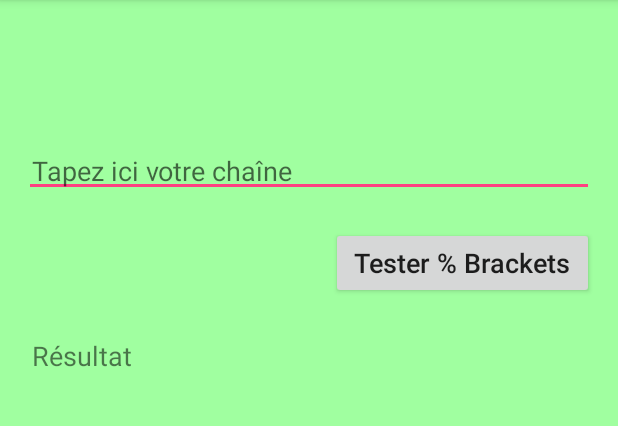
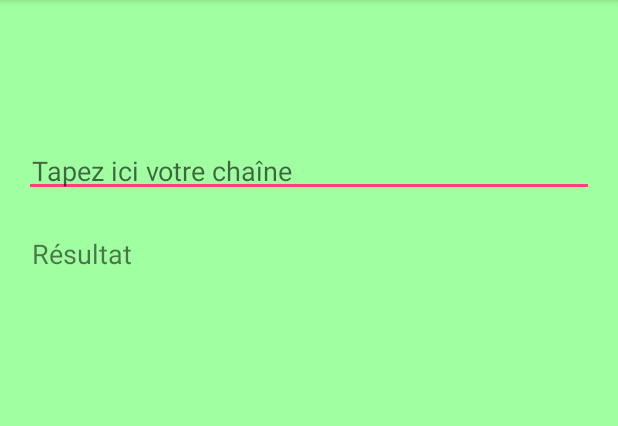
Before and after one commit to JeromedC34/Spike, an Android app: the BracketsActivity screen opened directly, with no data from a screen before it, on a phone screen of 412 x 824 dp, the part 84-510 px from its top. Run offline under Robolectric (Android 15) with nearby library versions, the phone set to English and light mode, and no system bars.

Commit message:
remove button / brackets activity + use strings in all sub activities

```diff
--- a/app/src/main/java/com/jerome/spike/BracketsActivity.java
+++ b/app/src/main/java/com/jerome/spike/BracketsActivity.java
@@ -2,8 +2,8 @@ package com.jerome.spike;
 
 import android.support.v7.app.AppCompatActivity;
 import android.os.Bundle;
+import android.view.KeyEvent;
 import android.view.View;
-import android.widget.Button;
 import android.widget.EditText;
 import android.widget.TextView;
 
@@ -16,14 +16,16 @@ public class BracketsActivity extends AppCompatActivity {
 
         final TextView textView = (TextView) findViewById(R.id.text_brackets);
         final EditText editText = (EditText) findViewById(R.id.edit_text_brackets);
-        Button button = (Button) findViewById(R.id.button_brackets);
 
-        button.setOnClickListener(new View.OnClickListener() {
+        editText.setOnKeyListener(new View.OnKeyListener() {
             @Override
-            public void onClick(View v) {
+            public boolean onKey(View v, int keyCode, KeyEvent event) {
                 Brackets myBrackets = new Brackets();
                 String inputText = editText.getText().toString();
-                textView.setText("Check brackets: " + myBrackets.check(inputText) + "\n");
+                textView.setText(
+                        BracketsActivity.this.getResources().getString(R.string.brackets_start_result) +
+                                " " + myBrackets.check(inputText) + "\n");
+                return false;
             }
         });
     }
--- a/app/src/main/java/com/jerome/spike/FibonacciActivity.java
+++ b/app/src/main/java/com/jerome/spike/FibonacciActivity.java
@@ -23,7 +23,9 @@ public class FibonacciActivity extends AppCompatActivity {
             public void onClick(View v) {
                 Fibonacci myFibonacci = new Fibonacci();
                 String inputText = editText.getText().toString();
-                textView.setText("Get Fibonacci: " + myFibonacci.get(Integer.valueOf(inputText)) + "\n");
+                textView.setText(
+                        FibonacciActivity.this.getResources().getString(R.string.fibonacci_start_result) +
+                        " " + myFibonacci.get(Integer.valueOf(inputText)) + "\n");
             }
         });
     }
--- a/app/src/main/java/com/jerome/spike/ScrambleActivity.java
+++ b/app/src/main/java/com/jerome/spike/ScrambleActivity.java
@@ -23,7 +23,9 @@ public class ScrambleActivity extends AppCompatActivity {
             public void onClick(View v) {
                 Scramble myScramble = new Scramble();
                 String inputText = editText.getText().toString();
-                textView.setText("Get Scramble: " + myScramble.scrambleTextWords(inputText) + "\n");
+                textView.setText(
+                        ScrambleActivity.this.getResources().getString(R.string.scramble_start_result) +
+                                " " + myScramble.scrambleTextWords(inputText) + "\n");
             }
         });
     }
--- a/app/src/main/res/layout/activity_brackets.xml
+++ b/app/src/main/res/layout/activity_brackets.xml
@@ -23,20 +23,6 @@
         android:textSize="18sp"
         android:hint="@string/brackets_input" />
 
-    <Button
-        android:id="@+id/button_brackets"
-        android:layout_width="wrap_content"
-        android:layout_height="wrap_content"
-        android:paddingBottom="@dimen/my_default_padding"
-        android:paddingLeft="15dp"
-        android:paddingRight="15dp"
-        android:paddingTop="@dimen/my_default_padding"
-        android:layout_gravity="end"
-        android:layout_marginBottom="20dp"
-        android:textAllCaps="false"
-        android:textSize="18sp"
-        android:text="@string/brackets_action" />
-
     <TextView
         android:id="@+id/text_brackets"
         android:layout_width="match_parent"
--- a/app/src/main/res/values/strings.xml
+++ b/app/src/main/res/values/strings.xml
@@ -5,14 +5,18 @@
     <string name="action_fibonacci">Fibonacci</string>
     <string name="action_scramble">Scramble</string>
     <string name="palindrome_input">Tapez ici votre chaîne</string>
+    <string name="palindrome_start1_result">Is palindrome (%s)?</string>
+    <string name="palindrome_start2_result">Reverse (%s):</string>
     <string name="palindrome_result">Résultat</string>
     <string name="brackets_input">Tapez ici votre chaîne</string>
-    <string name="brackets_action">Tester % Brackets</string>
+    <string name="brackets_start_result">Check brackets:</string>
     <string name="brackets_result">Résultat</string>
     <string name="fibonacci_input">Tapez ici votre indice</string>
+    <string name="fibonacci_start_result">Get Fibonacci:</string>
     <string name="fibonacci_action">Tester % Fibonacci</string>
     <string name="fibonacci_result">Résultat</string>
     <string name="scramble_input">Tapez ici votre chaîne</string>
     <string name="scramble_action">Tester % Scramble</string>
+    <string name="scramble_start_result">Get Scramble:</string>
     <string name="scramble_result">Résultat</string>
 </resources>
```
Also changed, not shown: app/src/main/java/com/jerome/spike/PalindromeActivity.java (+6 -2 lines).
